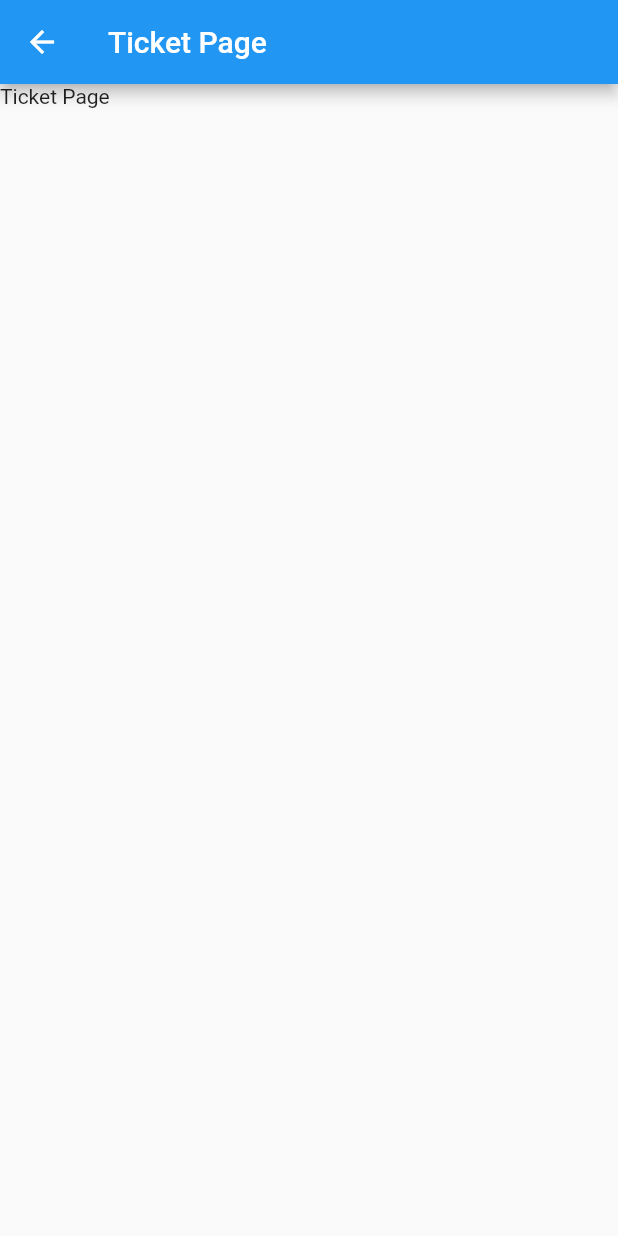
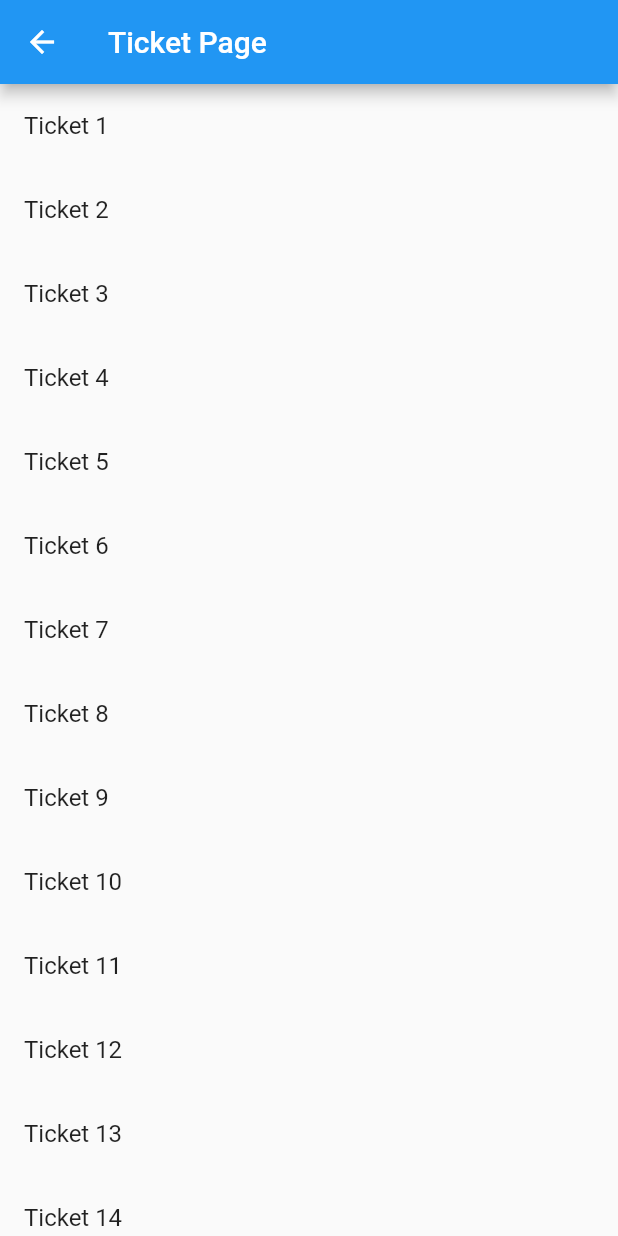
Before and after one commit to bahrulajisantoso/ArahKitaMobile, a Flutter app: the TicketPage screen opened directly, on a phone screen of 412 x 824 dp. Run offline on Flutter 3.47's test engine with Material 2 defaults, Android fonts, the phone set to English and light mode, and no system bars; our stand-ins replace carousel_slider, fluttertoast, shared_preferences; accounts and stored records are empty; network calls fail.

Commit message:
solve error

```diff
--- a/lib/pages/detail_wisata_page.dart
+++ b/lib/pages/detail_wisata_page.dart
@@ -22,7 +22,7 @@ class _DetailWisataState extends State<DetailWisata> {
       _kategori = pref.getString("kategori").toString();
       _lokasi = pref.getString("lokasi").toString();
       _hargaTiket = pref.getString("harga_tiket").toString();
-      _deskripsi = pref.getString("dekripsi").toString();
+      _deskripsi = pref.getString("deskripsi").toString();
       _gambar1 = pref.getString("gambar_1").toString();
     });
   }
@@ -163,8 +163,6 @@ class _DetailWisataState extends State<DetailWisata> {
                         //button pesan
                         ElevatedButton(
                           onPressed: () {
-                            // sessionFormTransaction();
-
                             Navigator.of(context).push(
                               MaterialPageRoute(
                                 builder: (context) => const FormTransaction(),
--- a/lib/pages/tickets_page.dart
+++ b/lib/pages/tickets_page.dart
@@ -14,7 +14,14 @@ class _TicketPageState extends State<TicketPage> {
       appBar: AppBar(
         title: const Text("Ticket Page"),
       ),
-      body: const Text('Ticket Page'),
+      body: ListView.builder(itemBuilder: (context, index) {
+        return ListTile(
+          title: Text("Ticket ${index + 1}"),
+          onTap: () {
+            Null;
+          },
+        );
+      }),
     );
   }
 }
```
Also changed, not shown: lib/pages/account_page.dart (+1 -6 lines), lib/pages/home_page.dart (+3 -6 lines).
